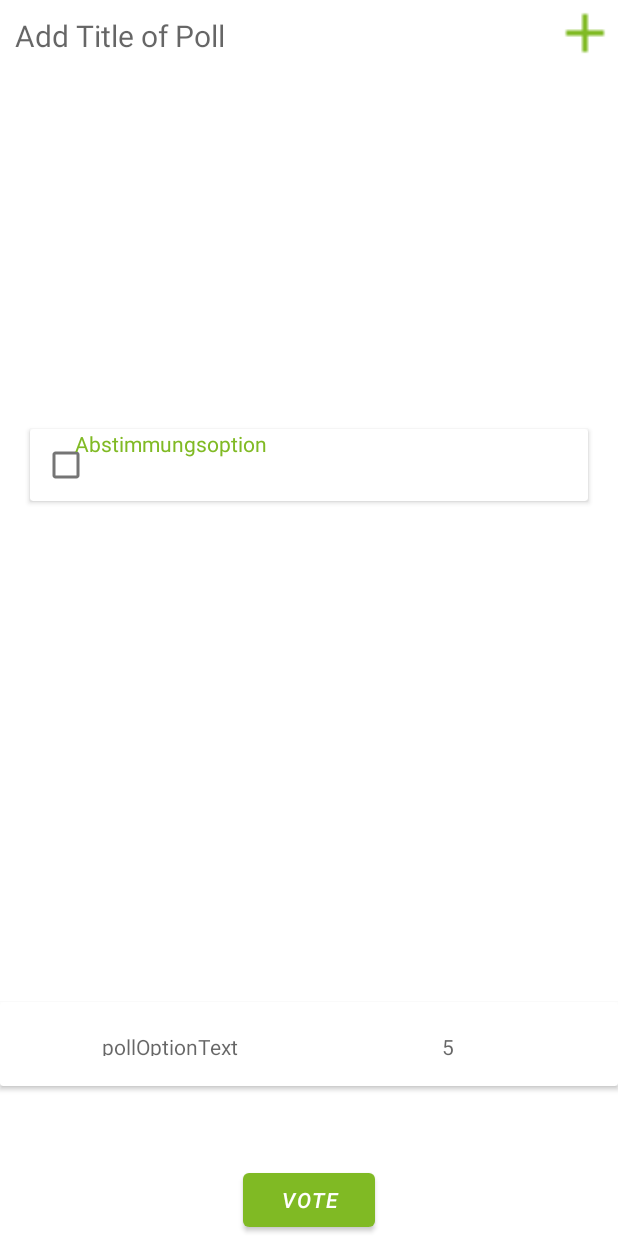
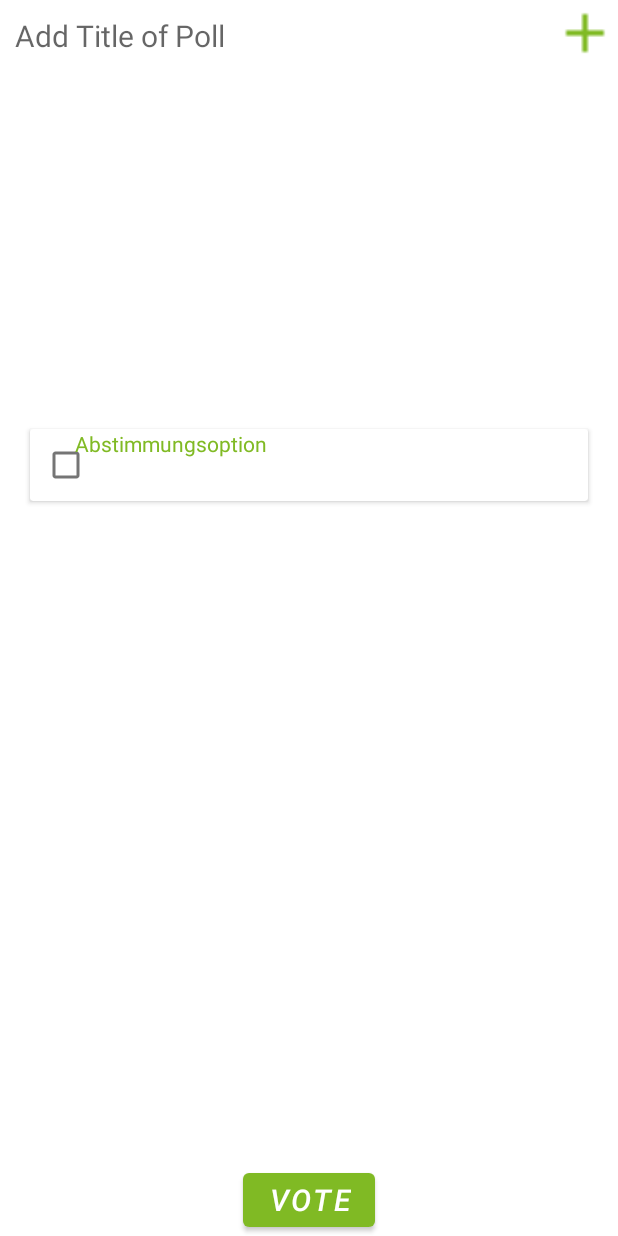
Before and after one commit to TobiWan1995/Organizer-Chat, an Android app: the layout plugin_poll.xml on its own in the app's theme, with its tools: preview values and no code run, scrolled down 510 dp, on a phone screen of 412 x 824 dp. Run offline under Robolectric (Android 15) with nearby library versions, the phone set to English and light mode, and no system bars.

Commit message:
bugfixes - NotizenPluginFragment, design PollPluginFragment

```diff
--- a/app/src/main/java/com/example/projekt1/activities/plugins/PluginNotizenFragment.java
+++ b/app/src/main/java/com/example/projekt1/activities/plugins/PluginNotizenFragment.java
@@ -138,7 +138,7 @@ public class PluginNotizenFragment extends PluginBaseFragment implements PluginL
             }
         }
 
-        return new PluginNotizen(tempPlugin.getId(), tempPlugin.getBeschreibung(), pluginType, tempPlugin.getChatRef(), notizen);
+        return new PluginNotizen(tempPlugin.getId(), tempPlugin.getBeschreibung(), tempPlugin.getChatRef(), pluginType, notizen);
     }
 
     @Override
--- a/app/src/main/java/com/example/projekt1/dialog/PluginListElementDialog.java
+++ b/app/src/main/java/com/example/projekt1/dialog/PluginListElementDialog.java
@@ -141,7 +141,7 @@ public class PluginListElementDialog extends BottomSheetDialogFragment {
                             tempPoll.updatePollOptionText(bundle.getString("id"), text);
                             ((PluginPoll) plugin).updatePoll(tempPoll);
                         } else {
-                            ((PluginPoll) plugin).updatePollText(bundle.getString("id"),text);
+                            ((PluginPoll) plugin).updatePollText(bundle.getString("id"), text);
                         }
                         pluginRefFirebase.child(plugin.getId()).setValue(plugin);
                     } else {
--- a/app/src/main/java/com/example/projekt1/models/Chat.java
+++ b/app/src/main/java/com/example/projekt1/models/Chat.java
@@ -61,11 +61,11 @@ public class Chat implements Parcelable {
         dest.writeString(titel);
     }
 
+    // set arraylist new from arraySet to remove duplicates
     public void addUsers(ArraySet<String> users) {
         users.addAll(this.userList);
         this.userList.clear();
         this.userList.addAll(users);
-
     }
 
     public void addUsers(ArrayList<String> users) {
--- a/app/src/main/java/com/example/projekt1/models/plugins/PluginPoll.java
+++ b/app/src/main/java/com/example/projekt1/models/plugins/PluginPoll.java
@@ -46,7 +46,7 @@ public class PluginPoll extends Plugin<Poll> {
 
     public void updatePoll (Poll p){
         this.pluginData = this.pluginData.stream().map(val -> {
-            if(val.equals(p)) val = p;
+            if(val.getId().equals(p.getId())) val = p;
             return val;
         }).collect(Collectors.toCollection(ArrayList::new));
     }
--- a/app/src/main/java/com/example/projekt1/models/plugins/pluginData/Poll.java
+++ b/app/src/main/java/com/example/projekt1/models/plugins/pluginData/Poll.java
@@ -86,4 +86,10 @@ public class Poll {
         }).collect(Collectors.toCollection(ArrayList::new));
     }
 
+    public void updatePollOption(PollOption pollOption) {
+        this.pollOptions= this.pollOptions.stream().map(val -> {
+            if(val.equals(pollOption)) val = pollOption;
+            return val;
+        }).collect(Collectors.toCollection(ArrayList::new));
+    }
 }
--- a/app/src/main/res/layout/plugin_poll.xml
+++ b/app/src/main/res/layout/plugin_poll.xml
@@ -58,47 +58,11 @@
         android:layout_width="wrap_content"
         android:layout_height="wrap_content"
         android:text="Vote"
-        android:textSize="14sp"
+        android:textSize="20sp"
         android:textStyle="italic"
         app:layout_constraintBottom_toBottomOf="parent"
         app:layout_constraintEnd_toEndOf="parent"
         app:layout_constraintStart_toStartOf="parent" />
 
 
-    <androidx.cardview.widget.CardView
-        android:id="@+id/cvPollResult"
-        android:layout_width="match_parent"
-        android:layout_height="?actionBarSize"
-        android:layout_marginBottom="100dp"
-        app:layout_constraintBottom_toBottomOf="@+id/pollSubmitButton"
-        app:layout_constraintEnd_toEndOf="parent"
-        app:layout_constraintStart_toStartOf="parent">
-
-        <LinearLayout
-            android:layout_width="match_parent"
-            android:layout_height="wrap_content"
-            android:layout_margin="20dp"
-            android:orientation="horizontal">
-            <TextView
-                android:id="@+id/resultVote"
-                android:layout_width="match_parent"
-                android:layout_height="match_parent"
-                android:layout_weight="5"
-                android:hint="pollOptionText"
-                android:textColor="@color/black"
-                android:textAlignment="center" />
-
-            <TextView
-                android:id="@+id/resultVoteCount"
-                android:layout_width="match_parent"
-                android:layout_height="match_parent"
-                android:layout_weight="5"
-                android:hint="5"
-                android:textColor="@color/black"
-                android:textAlignment="center" />
-        </LinearLayout>
-
-    </androidx.cardview.widget.CardView>
-
-
 </androidx.constraintlayout.widget.ConstraintLayout>
```
Also changed, not shown: app/src/main/java/com/example/projekt1/activities/authentication/AuthenticationActivity_first.java (+10 -9 lines), app/src/main/java/com/example/projekt1/activities/plugins/PluginPollFragment.java (+36 -22 lines), app/src/main/res/layout/poll_recylleritem.xml (+8 -13 lines).
